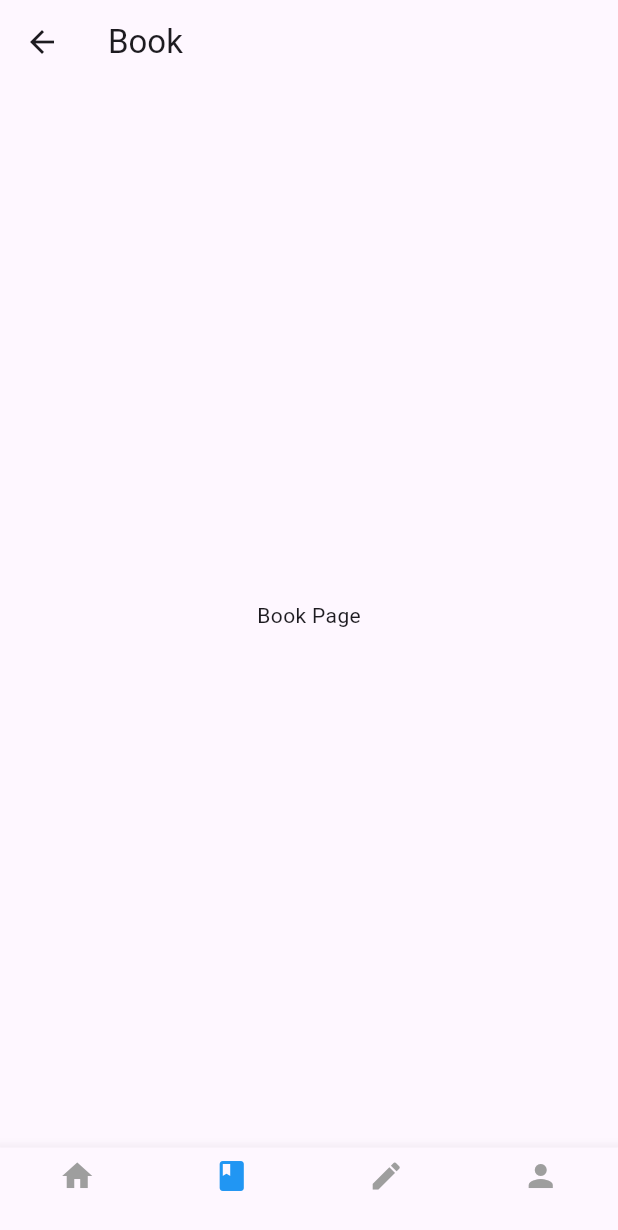
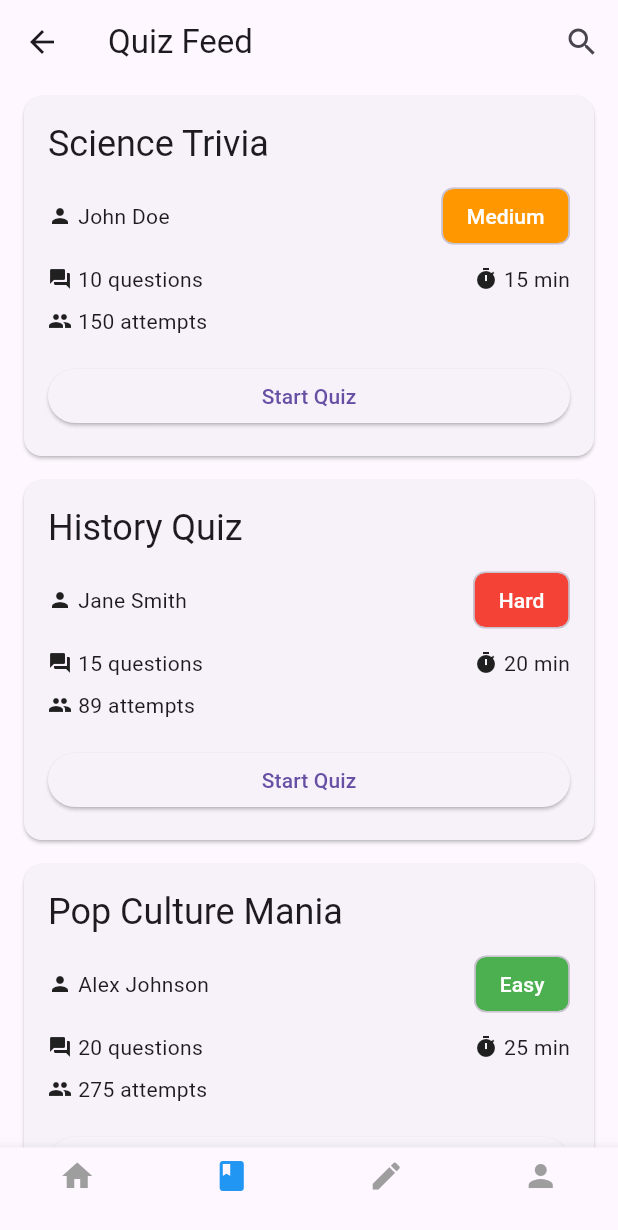
Before and after one commit to benodiwal/aaritya, a Flutter app: the screen it shows after launch, item 2 of the bottom bar chosen, on a phone screen of 412 x 824 dp. Shown: the top 1230 px of the screen. Run offline on Flutter 3.47's test engine with Material 3 defaults, Android fonts, the phone set to English and light mode, and no system bars; our stand-ins replace flutter_animate, flutter_secure_storage, jwt_decoder.

Commit message:
quiz feed and quiz attempt

```diff
--- /dev/null
+++ b/client/aaritya/lib/presentation/pages/quiz_feed.dart
@@ -0,0 +1,150 @@
+import 'package:aaritya/presentation/pages/quiz_attempt_page.dart';
+import 'package:flutter/material.dart';
+
+class QuizFeedPage extends StatelessWidget {
+  final List<Map<String, dynamic>> quizzes = [
+    {
+      'title': 'Science Trivia',
+      'creator': 'John Doe',
+      'difficulty': 'Medium',
+      'questionCount': 10,
+      'timeLimit': '15 min',
+      'attempts': 150,
+    },
+    {
+      'title': 'History Quiz',
+      'creator': 'Jane Smith',
+      'difficulty': 'Hard',
+      'questionCount': 15,
+      'timeLimit': '20 min',
+      'attempts': 89,
+    },
+    {
+      'title': 'Pop Culture Mania',
+      'creator': 'Alex Johnson',
+      'difficulty': 'Easy',
+      'questionCount': 20,
+      'timeLimit': '25 min',
+      'attempts': 275,
+    },
+    // Add more quiz data as needed
+  ];
+
+  @override
+  Widget build(BuildContext context) {
+    return Scaffold(
+      appBar: AppBar(
+        title: Text('Quiz Feed'),
+        actions: [
+          IconButton(
+            icon: Icon(Icons.search),
+            onPressed: () {
+              // TODO: Implement search functionality
+            },
+          ),
+        ],
+      ),
+      body: ListView.builder(
+        itemCount: quizzes.length,
+        itemBuilder: (context, index) {
+          final quiz = quizzes[index];
+          return QuizCard(quiz: quiz);
+        },
+      ),
+    );
+  }
+}
+
+class QuizCard extends StatelessWidget {
+  final Map<String, dynamic> quiz;
+
+  const QuizCard({Key? key, required this.quiz}) : super(key: key);
+
+  @override
+  Widget build(BuildContext context) {
+    return Card(
+      margin: EdgeInsets.symmetric(horizontal: 16, vertical: 8),
+      child: Padding(
+        padding: EdgeInsets.all(16),
+        child: Column(
+          crossAxisAlignment: CrossAxisAlignment.start,
+          children: [
+            Text(
+              quiz['title'],
+              style: Theme.of(context).textTheme.headlineSmall,
+            ),
+            SizedBox(height: 8),
+            Row(
+              children: [
+                Icon(Icons.person, size: 16),
+                SizedBox(width: 4),
+                Text(quiz['creator']),
+                Spacer(),
+                _buildDifficultyChip(quiz['difficulty']),
+              ],
+            ),
+            SizedBox(height: 8),
+            Row(
+              children: [
+                Icon(Icons.question_answer, size: 16),
+                SizedBox(width: 4),
+                Text('${quiz['questionCount']} questions'),
+                Spacer(),
+                Icon(Icons.timer, size: 16),
+                SizedBox(width: 4),
+                Text(quiz['timeLimit']),
+              ],
+            ),
+            SizedBox(height: 8),
+            Row(
+              children: [
+                Icon(Icons.people, size: 16),
+                SizedBox(width: 4),
+                Text('${quiz['attempts']} attempts'),
+              ],
+            ),
+            SizedBox(height: 16),
+            ElevatedButton(
+              onPressed: () {
+                Navigator.of(context).push(
+                  MaterialPageRoute(
+                    builder: (context) => QuizAttemptPage(quiz: quiz),
+                  ),
+                );
+              },
+              child: Text('Start Quiz'),
+              style: ElevatedButton.styleFrom(
+                minimumSize: Size(double.infinity, 36),
+              ),
+            ),
+          ],
+        ),
+      ),
+    );
+  }
+
+  Widget _buildDifficultyChip(String difficulty) {
+    Color color;
+    switch (difficulty.toLowerCase()) {
+      case 'easy':
+        color = Colors.green;
+        break;
+      case 'medium':
+        color = Colors.orange;
+        break;
+      case 'hard':
+        color = Colors.red;
+        break;
+      default:
+        color = Colors.grey;
+    }
+
+    return Chip(
+      label: Text(
+        difficulty,
+        style: TextStyle(color: Colors.white),
+      ),
+      backgroundColor: color,
+    );
+  }
+}
--- a/client/aaritya/lib/presentation/widgets/bottom_navigation_bar.dart
+++ b/client/aaritya/lib/presentation/widgets/bottom_navigation_bar.dart
@@ -1,4 +1,5 @@
 import 'package:aaritya/presentation/pages/home_page.dart';
+import 'package:aaritya/presentation/pages/quiz_feed.dart';
 import 'package:aaritya/presentation/widgets/pages/create-quiz.dart';
 import 'package:aaritya/presentation/widgets/pages/profile.dart';
 import 'package:flutter/material.dart';
@@ -13,7 +14,7 @@ class _MainContainerState extends State<MainContainer> {
 
   final List<Widget> _pages = [
     HomePage(),
-    BookPage(),
+    QuizFeedPage(),
     CreateQuizPage(),
     ProfilePage()
   ];
@@ -48,13 +49,3 @@ class _MainContainerState extends State<MainContainer> {
     );
   }
 }
-
-class BookPage extends StatelessWidget {
-  @override
-  Widget build(BuildContext context) {
-    return Scaffold(
-      appBar: AppBar(title: Text('Book')),
-      body: Center(child: Text('Book Page')),
-    );
-  }
-}
```
Also changed, not shown: client/aaritya/lib/presentation/pages/quiz_attempt_page.dart (added, +172 -0 lines).
